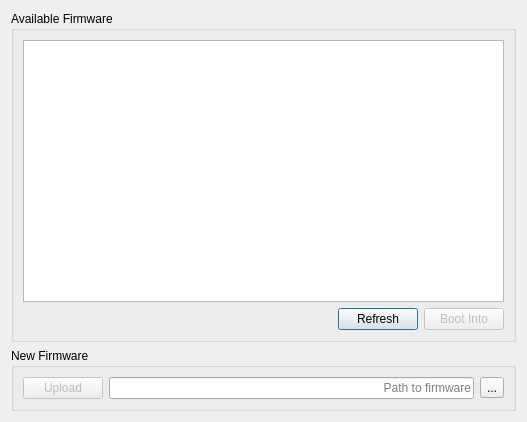
Before: the Qt Designer form ui/dialog_firmware_settings.ui in dprandle/RCO_View, drawn with Qt 5.
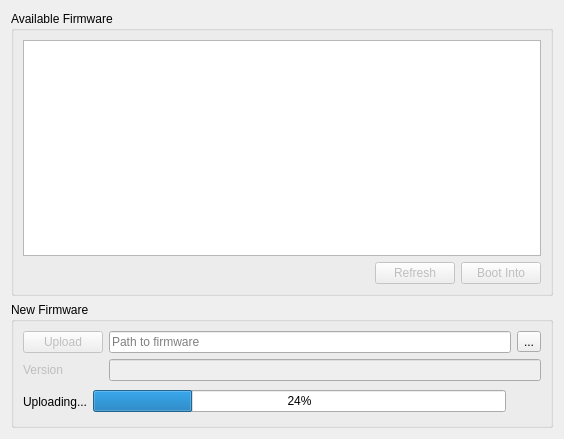
After: the same form once the commit is applied. Icons and pictures are not drawn.

Commit message: Ruby deployment version

Patch:
```diff
--- a/ui/dialog_firmware_settings.ui
+++ b/ui/dialog_firmware_settings.ui
@@ -6,14 +6,14 @@
    <rect>
     <x>0</x>
     <y>0</y>
-    <width>527</width>
-    <height>422</height>
+    <width>564</width>
+    <height>439</height>
    </rect>
   </property>
   <property name="windowTitle">
    <string>Remote Firmware Settings</string>
   </property>
-  <layout class="QVBoxLayout" name="verticalLayout_2">
+  <layout class="QVBoxLayout" name="verticalLayout_3">
    <item>
     <widget class="QGroupBox" name="groupBox_2">
      <property name="title">
@@ -39,7 +39,10 @@
          </spacer>
         </item>
         <item>
-         <widget class="QPushButton" name="pushButton">
+         <widget class="QPushButton" name="pushButton_refresh">
+          <property name="enabled">
+           <bool>false</bool>
+          </property>
           <property name="text">
            <string>Refresh</string>
           </property>
@@ -65,9 +68,11 @@
      <property name="title">
       <string>New Firmware</string>
      </property>
-     <layout class="QHBoxLayout" name="horizontalLayout">
+     <layout class="QVBoxLayout" name="verticalLayout_2">
       <item>
-       <widget class="QPushButton" name="pushButton_3">
+       <layout class="QFormLayout" name="formLayout">
+        <item row="0" column="0">
+         <widget class="QPushButton" name="pushButton_upload">
         <property name="enabled">
          <bool>false</bool>
         </property>
@@ -82,10 +87,12 @@
         </property>
        </widget>
       </item>
+        <item row="0" column="1">
+         <layout class="QHBoxLayout" name="horizontalLayout">
       <item>
        <widget class="QLineEdit" name="lineEdit">
         <property name="alignment">
-         <set>Qt::AlignRight|Qt::AlignTrailing|Qt::AlignVCenter</set>
+             <set>Qt::AlignLeading|Qt::AlignLeft|Qt::AlignVCenter</set>
         </property>
         <property name="readOnly">
          <bool>true</bool>
@@ -103,10 +110,80 @@
        </widget>
       </item>
      </layout>
-    </widget>
-   </item>
-  </layout>
- </widget>
- <resources/>
+        </item>
+        <item row="1" column="0">
+         <widget class="QLabel" name="label">
+          <property name="enabled">
+           <bool>false</bool>
+          </property>
+          <property name="text">
+           <string>Version</string>
+          </property>
+         </widget>
+        </item>
+        <item row="1" column="1">
+         <widget class="QLineEdit" name="lineEdit_version">
+          <property name="enabled">
+           <bool>false</bool>
+          </property>
+          <property name="readOnly">
+           <bool>true</bool>
+          </property>
+         </widget>
+        </item>
+       </layout>
+      </item>
+      <item>
+       <layout class="QHBoxLayout" name="horizontalLayout_3">
+        <item>
+         <widget class="QLabel" name="label_uploading">
+          <property name="text">
+           <string>Uploading...</string>
+          </property>
+         </widget>
+        </item>
+        <item>
+         <widget class="QProgressBar" name="progressBar_firmware">
+          <property name="value">
+           <number>24</number>
+          </property>
+         </widget>
+        </item>
+        <item>
+         <widget class="QToolButton" name="toolButton_cancel">
+          <property name="styleSheet">
+           <string notr="true">QToolButton {
+	padding: 0px;
+    spacing: 0px;
+}</string>
+          </property>
+          <property name="text">
+           <string/>
+          </property>
+          <property name="icon">
+           <iconset resource="../icons/resources.qrc">
+            <normaloff>:/icons/cancel.png</normaloff>:/icons/cancel.png</iconset>
+          </property>
+          <property name="iconSize">
+           <size>
+            <width>24</width>
+            <height>24</height>
+           </size>
+          </property>
+          <property name="autoRaise">
+           <bool>true</bool>
+          </property>
+         </widget>
+        </item>
+       </layout>
+      </item>
+     </layout>
+    </widget>
+   </item>
+  </layout>
+ </widget>
+ <resources>
+  <include location="../icons/resources.qrc"/>
+ </resources>
  <connections/>
 </ui>
```
Left out of the diff: 10 changed lines with no effect on the pictures. Lines whose indentation alone changed are shown as unchanged. The commit also changes 11 other files.
